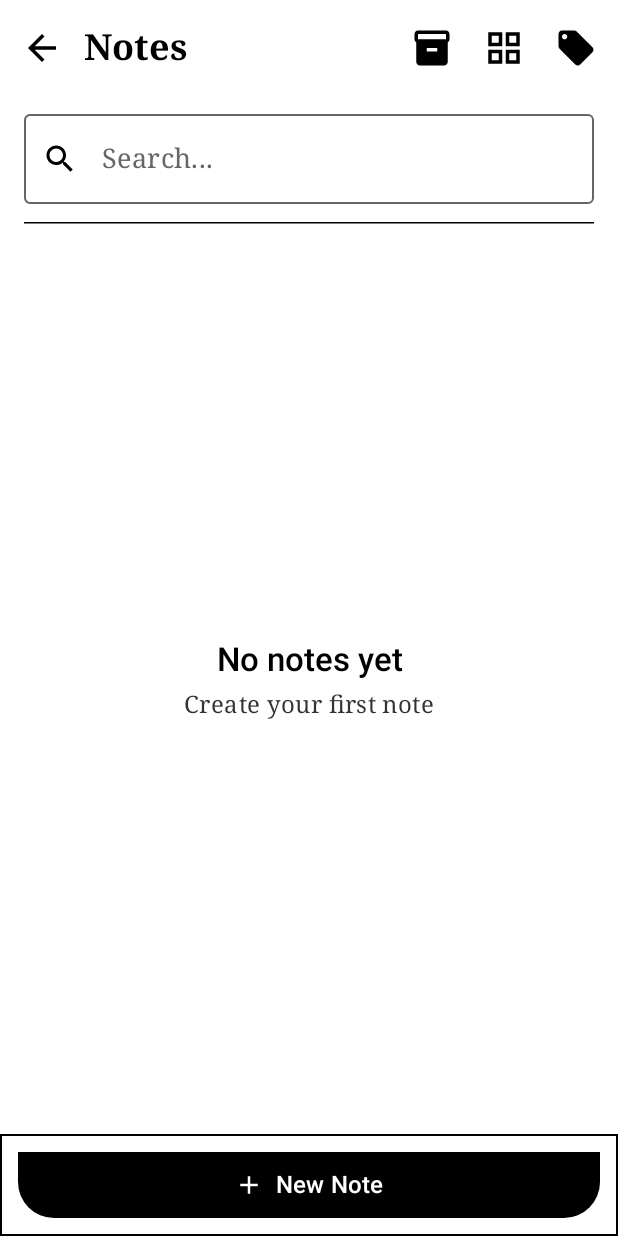
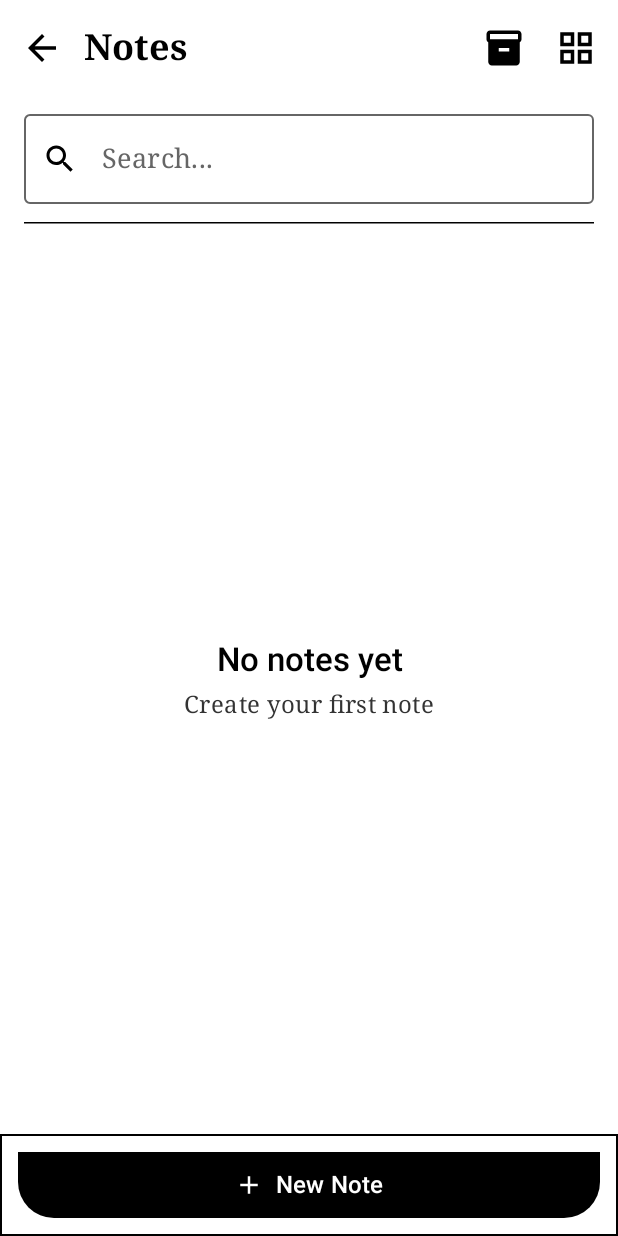
Before and after one commit to aureyien/jared-ai, an Android app built with Jetpack Compose: the NotesListScreen screen opened through its navigation route, on a phone screen of 412 x 824 dp. Run offline under Robolectric (Android 15) with nearby library versions, the phone set to English and light mode, and no system bars; our stand-ins replace Dagger/Hilt's generated code.

Commit message:
refactor: move Notes tag management to filter icon long-press
Removes the dedicated tag icon from top-right and adds long-press to the tag filter icon next to the search bar for cleaner UX.

NotesListScreen changes:
- Remove standalone tag manager icon from TopAppBar actions (was lines 190-195)
- Add onLongClick to tag filter EInkIconButton (line 325)
- Now tap icon → toggles tag filter chips (existing)
- Now long-press icon → opens global tag management (new)

This matches the KB UX pattern:
- Notes: Tap filter icon = toggle chips, Long-press = tag management
- KB: Tap filter icon = toggle chips, Long-press = tag management
- Chat: Tap filter icon = toggle chips, Long-press = tag management

Cleaner top bar with one less icon while maintaining full functionality.

🤖 Generated with [Claude Code](https://claude.com/claude-code)

Co-Authored-By: Claude Sonnet 4.5 <noreply@anthropic.com>

```diff
--- a/app/src/main/java/com/music/sttnotes/ui/screens/notes/NotesListScreen.kt
+++ b/app/src/main/java/com/music/sttnotes/ui/screens/notes/NotesListScreen.kt
@@ -187,12 +187,6 @@ fun NotesListScreen(
                             icon = if (isListView) Icons.Default.GridView else Icons.AutoMirrored.Filled.ViewList,
                             contentDescription = if (isListView) strings.gridView else strings.listView
                         )
-                        // Tag manager icon
-                        EInkIconButton(
-                            onClick = onManageTagsGlobal,
-                            icon = Icons.Default.LocalOffer,
-                            contentDescription = strings.manageTags
-                        )
                     }
                 },
                 colors = TopAppBarDefaults.topAppBarColors(
@@ -328,6 +322,7 @@ fun NotesListScreen(
                         Spacer(Modifier.width(8.dp))
                         EInkIconButton(
                             onClick = { showTagFilter = !showTagFilter },
+                            onLongClick = onManageTagsGlobal,
                             icon = Icons.Default.LocalOffer,
                             contentDescription = strings.filterByTags
                         )
```
